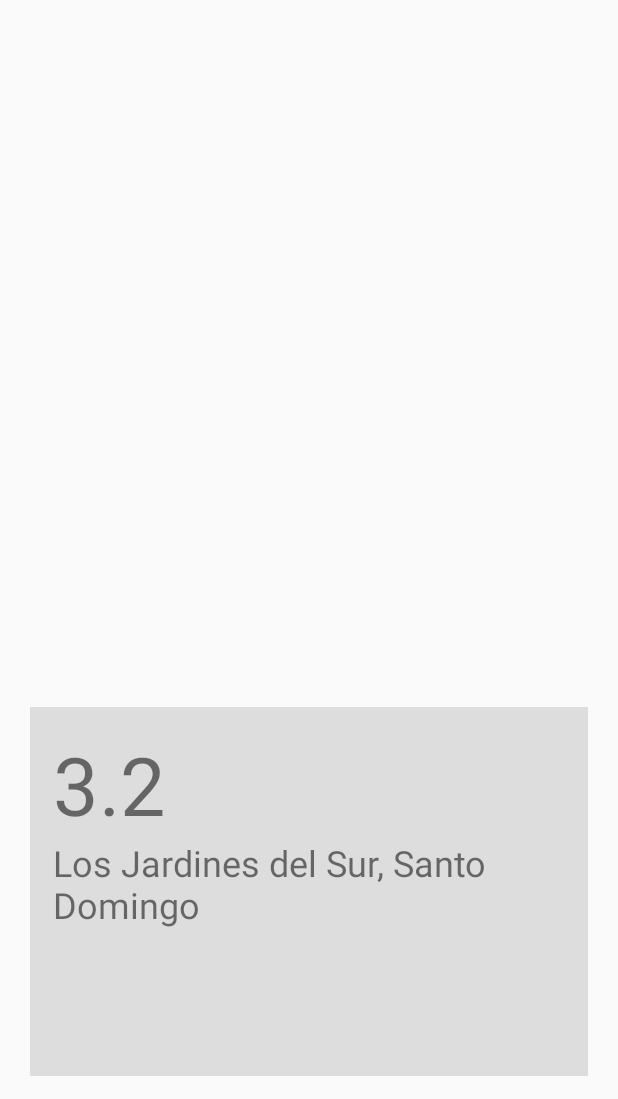
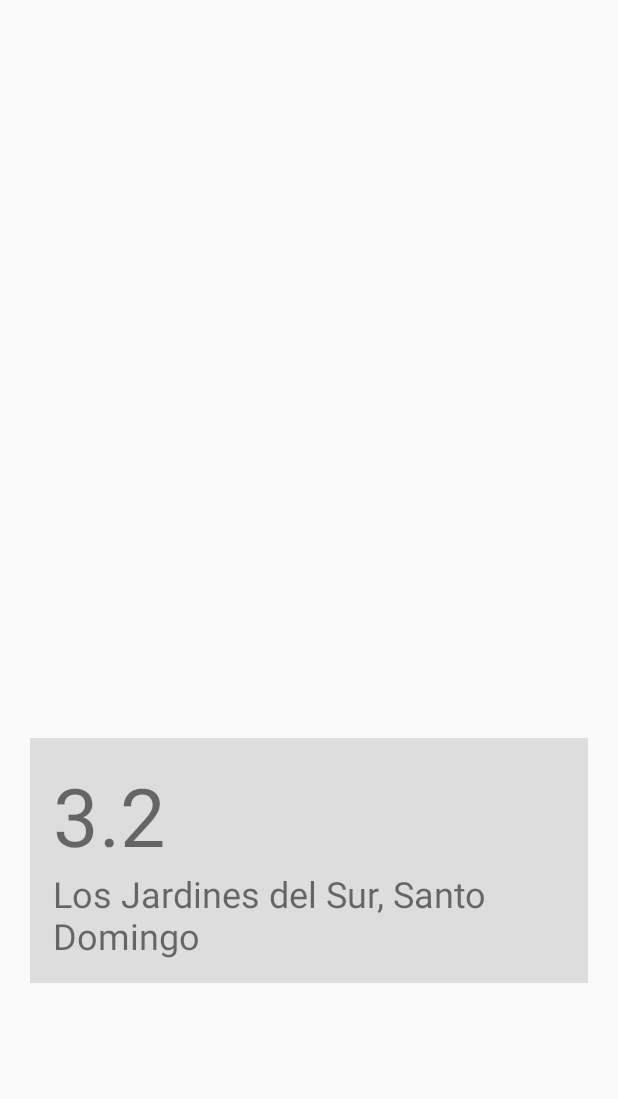
Before and after one commit to victordmontero/QuakeStalker, an Android app: the DetailActivity screen opened directly, with no data from a screen before it, on a phone screen of 412 x 824 dp, the part 137-1236 px from its top. Run offline under Robolectric (Android 15) with nearby library versions, the phone set to English and light mode, and no system bars; 3 statements that could not run were skipped.

```diff
--- a/QuakeStalker/app/src/main/AndroidManifest.xml
+++ b/QuakeStalker/app/src/main/AndroidManifest.xml
@@ -4,6 +4,7 @@
 
     <uses-permission android:name="android.permission.INTERNET" />
     <uses-permission android:name="android.permission.ACCESS_NETWORK_STATE" />
+    <uses-permission android:name="android.permission.WRITE_EXTERNAL_STORAGE" />
 
     <application
         android:allowBackup="true"
--- a/QuakeStalker/app/src/main/java/com/example/quakestalker/ui/DetailActivity.java
+++ b/QuakeStalker/app/src/main/java/com/example/quakestalker/ui/DetailActivity.java
@@ -63,6 +63,9 @@ public class DetailActivity extends AppCompatActivity implements OnMapReadyCallb
     @Override
     public void onMapReady(GoogleMap googleMap) {
         map = googleMap;
+        googleMap.getUiSettings().setZoomControlsEnabled(true);
+        googleMap.getUiSettings().setMapToolbarEnabled(false);
+        googleMap.setMapType(GoogleMap.MAP_TYPE_TERRAIN);
 
         //earthquake coordinates
         LatLng earthquake = new LatLng(coordinates.get(1), coordinates.get(0));
--- a/QuakeStalker/app/src/main/java/com/example/quakestalker/ui/QuakeRecyclerViewAdapter.java
+++ b/QuakeStalker/app/src/main/java/com/example/quakestalker/ui/QuakeRecyclerViewAdapter.java
@@ -12,6 +12,7 @@ import androidx.recyclerview.widget.RecyclerView;
 import com.example.quakestalker.R;
 import com.example.quakestalker.models.Feature;
 
+import java.text.SimpleDateFormat;
 import java.util.ArrayList;
 import java.util.Date;
 import java.util.List;
@@ -56,8 +57,9 @@ public class QuakeRecyclerViewAdapter extends RecyclerView.Adapter<QuakeRecycler
         Feature quake = quakeList.get(position);
         holder.magnitudeTxt.setText(quake.getProperties().getMag().toString());
         holder.placeTxt.setText(quake.getProperties().getPlace());
-        Date date = new Date(quake.getProperties().getTime());
-        holder.dateTxt.setText(date.toString());
+
+        SimpleDateFormat dateFormat = new SimpleDateFormat("hh:mm a dd/MM/yy");
+        holder.dateTxt.setText(dateFormat.format(new Date(quake.getProperties().getTime())));
     }
 
     @Override
--- a/QuakeStalker/app/src/main/res/layout/activity_detail.xml
+++ b/QuakeStalker/app/src/main/res/layout/activity_detail.xml
@@ -8,44 +8,49 @@
     tools:context=".ui.DetailActivity">
 
     <fragment
+        android:id="@+id/map"
+        android:name="com.google.android.gms.maps.SupportMapFragment"
         android:layout_width="match_parent"
         android:layout_height="0dp"
-        android:layout_weight="2"
-        android:id="@+id/map"
-        android:name="com.google.android.gms.maps.SupportMapFragment" />
+        android:layout_weight="2" />
 
+
+    <ScrollView
+        android:layout_width="match_parent"
+        android:layout_height="0dp"
+        android:layout_weight="1">
 
         <RelativeLayout
             android:layout_width="match_parent"
-        android:layout_height="0dp"
+            android:layout_height="match_parent"
             android:layout_marginHorizontal="20dp"
             android:layout_marginVertical="15dp"
-        android:padding="15dp"
-        android:layout_weight="1"
-        android:background="@color/grey">
+            android:background="@color/grey"
+            android:padding="15dp">
 
             <TextView
                 android:id="@+id/magnitude_detail"
                 android:layout_width="wrap_content"
                 android:layout_height="wrap_content"
-            android:textSize="54dp"
-            android:text="3.2" />
+                android:text="3.2"
+                android:textSize="54dp" />
 
             <TextView
                 android:id="@+id/place_detail"
                 android:layout_width="wrap_content"
                 android:layout_height="wrap_content"
                 android:layout_below="@id/magnitude_detail"
-            android:textSize="24dp"
-            android:text="Los Jardines del Sur, Santo Domingo" />
+                android:text="Los Jardines del Sur, Santo Domingo"
+                android:textSize="24dp" />
 
             <TextView
                 android:id="@+id/date_detail"
                 android:layout_width="wrap_content"
                 android:layout_height="wrap_content"
                 android:layout_alignParentRight="true"
-            android:textSize="12dp"
-            android:text="10:45 PM - 13/10/19" />
+                android:text="10:45 PM - 13/10/19"
+                android:textSize="12dp" />
         </RelativeLayout>
+    </ScrollView>
 
 </LinearLayout>
--- a/QuakeStalker/build.gradle
+++ b/QuakeStalker/build.gradle
@@ -8,6 +8,7 @@ buildscript {
     }
     dependencies {
         classpath 'com.android.tools.build:gradle:3.5.1'
+        classpath 'com.google.gms:google-services:4.2.0'
 
         // NOTE: Do not place your application dependencies here; they belong
         // in the individual module build.gradle files
```
Also changed, not shown: QuakeStalker/app/build.gradle (+12 -2 lines), QuakeStalker/app/src/main/java/com/example/quakestalker/ui/MainActivity.java (+39 -5 lines), 1 other file. Lines whose indentation alone changed are shown as unchanged.
